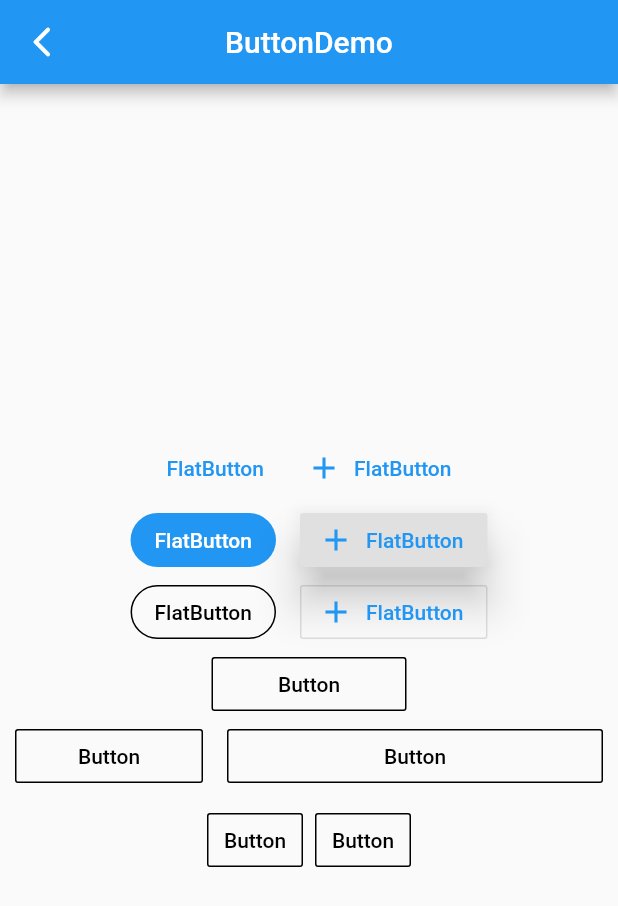
After one commit to 390057892/flutter_widght, a Flutter app: the MatericalComponents screen opened by its route, after a tap on "Button", on a phone screen of 412 x 824 dp. The commit adds this screen. Shown: the top 906 px of the screen. Run offline on Flutter 3.47's test engine with Material 2 defaults, Android fonts, the phone set to English and light mode, and no system bars; network calls fail.

Commit message:
按钮demo

```diff
--- a/widght_flutter/lib/constant/constant_router.dart
+++ b/widght_flutter/lib/constant/constant_router.dart
@@ -1,5 +1,6 @@
 class Router {
   final String initRoute = '/';
   final String onClick = '/onClick';
-  final String form='/form';
+  final String form = '/form';
+  final String mdc = '/mdc';
 }
--- /dev/null
+++ b/widght_flutter/lib/demo/button_demo.dart
@@ -0,0 +1,189 @@
+import 'package:flutter/material.dart';
+
+
+class ButtonDemo extends StatelessWidget {
+  @override
+  Widget build(BuildContext context) {
+    final Widget flatButtonDemo = Row(
+      mainAxisAlignment: MainAxisAlignment.center,
+      children: <Widget>[
+        FlatButton(
+          child: Text('FlatButton'),
+          onPressed: () {},
+          splashColor: Colors.grey,
+          textColor: Colors.blue,
+        ),
+        FlatButton.icon(
+          icon: Icon(Icons.add),
+          label: Text('FlatButton'),
+          onPressed: () {},
+          splashColor: Colors.grey,
+          textColor: Colors.blue,
+        ),
+      ],
+    );
+    final Widget raisedButtonDemo = Row(
+      mainAxisAlignment: MainAxisAlignment.center,
+      children: <Widget>[
+        Theme(
+          data: Theme.of(context).copyWith(
+              buttonTheme: ButtonThemeData(
+                  textTheme: ButtonTextTheme.accent,
+                  // shape: BeveledRectangleBorder(
+                  //   borderRadius: BorderRadius.circular(10)
+                  // )
+                  shape: StadiumBorder())),
+          child: RaisedButton(
+            child: Text('FlatButton'),
+            onPressed: () {},
+            splashColor: Colors.grey,
+            textColor: Colors.white,
+            // color: Colors.cyan,
+            elevation: 0.0,
+          ),
+        ),
+        SizedBox(
+          width: 16.0,
+        ),
+        RaisedButton.icon(
+          icon: Icon(Icons.add),
+          label: Text('FlatButton'),
+          onPressed: () {},
+          elevation: 12.0,
+          splashColor: Colors.grey,
+          textColor: Colors.blue,
+        ),
+      ],
+    );
+    final Widget outlineButtonDemo = Row(
+      mainAxisAlignment: MainAxisAlignment.center,
+      children: <Widget>[
+        Theme(
+          data: Theme.of(context).copyWith(
+              buttonTheme: ButtonThemeData(
+                  textTheme: ButtonTextTheme.accent,
+                  // shape: BeveledRectangleBorder(
+                  //   borderRadius: BorderRadius.circular(10)
+                  // )
+                  shape: StadiumBorder())),
+          child: OutlineButton(
+            child: Text('FlatButton'),
+            onPressed: () {},
+            splashColor: Colors.grey[100],
+            borderSide: BorderSide(color: Colors.black),
+            textColor: Colors.black,
+            highlightedBorderColor: Colors.grey,
+            // color: Colors.cyan,
+          ),
+        ),
+        SizedBox(
+          width: 16.0,
+        ),
+        OutlineButton.icon(
+          icon: Icon(Icons.add),
+          label: Text('FlatButton'),
+          onPressed: () {},
+          splashColor: Colors.grey,
+          textColor: Colors.blue,
+        ),
+      ],
+    );
+    final Widget fiexdWidghtButtonDemo = Row(
+      mainAxisAlignment: MainAxisAlignment.center,
+      children: <Widget>[
+        Container(
+          width: 130.0,
+          child: OutlineButton(
+            child: Text('Button'),
+            onPressed: () {},
+            splashColor: Colors.grey[100],
+            borderSide: BorderSide(color: Colors.black),
+            textColor: Colors.black,
+            highlightedBorderColor: Colors.grey,
+          ),
+        )
+      ],
+    );
+    final Widget expandedButton = Row(
+      mainAxisAlignment: MainAxisAlignment.center,
+      children: <Widget>[
+        Expanded(
+          child: OutlineButton(
+            child: Text('Button'),
+            onPressed: () {},
+            splashColor: Colors.grey[100],
+            borderSide: BorderSide(color: Colors.black),
+            textColor: Colors.black,
+            highlightedBorderColor: Colors.grey,
+          ),
+        ),
+        SizedBox(
+          width: 16.0,
+        ),
+        Expanded(
+          flex: 2,
+          child: OutlineButton(
+            child: Text('Button'),
+            onPressed: () {},
+            splashColor: Colors.grey[100],
+            borderSide: BorderSide(color: Colors.black),
+            textColor: Colors.black,
+            highlightedBorderColor: Colors.grey,
+          ),
+        )
+      ],
+    );
+    final Widget buttonBarDemo= Row(
+              mainAxisAlignment: MainAxisAlignment.center,
+              children: <Widget>[
+                Theme(
+                  data: Theme.of(context).copyWith(
+                    buttonTheme: ButtonThemeData(
+                        padding: EdgeInsets.symmetric(horizontal: 33.0)),
+                  ),
+                  child: ButtonBar(
+                    children: <Widget>[
+                      OutlineButton(
+                        child: Text('Button'),
+                        onPressed: () {},
+                        splashColor: Colors.grey[100],
+                        borderSide: BorderSide(color: Colors.black),
+                        textColor: Colors.black,
+                        highlightedBorderColor: Colors.grey,
+                      ),
+                      OutlineButton(
+                        child: Text('Button'),
+                        onPressed: () {},
+                        splashColor: Colors.grey[100],
+                        borderSide: BorderSide(color: Colors.black),
+                        textColor: Colors.black,
+                        highlightedBorderColor: Colors.grey,
+                      ),
+                    ],
+                  ),
+                )
+              ],
+            );
+
+    return Scaffold(
+      appBar: AppBar(
+        title: Text('ButtonDemo'),
+        elevation: 4.0,
+      ),
+      body: Container(
+        padding: EdgeInsets.all(10.0),
+        child: Column(
+          mainAxisAlignment: MainAxisAlignment.center,
+          children: <Widget>[
+           flatButtonDemo,
+           raisedButtonDemo,
+           outlineButtonDemo,
+           fiexdWidghtButtonDemo,
+           expandedButton,
+           buttonBarDemo
+          ],
+        ),
+      ),
+    );
+  }
+}
--- a/widght_flutter/lib/demo/home_page_demo.dart
+++ b/widght_flutter/lib/demo/home_page_demo.dart
@@ -3,8 +3,8 @@ import '../demo/drawer_demo.dart';
 import '../demo/bottom_navigation_bar_demo.dart';
 import '../view/fitst_page.dart';
 import '../demo/sliver_demo.dart';
-import '../demo/hello_demo.dart';
 import '../demo/navigator_demo.dart';
+import '../demo/material_components.dart';
 
 class HomePageDemo extends StatefulWidget {
   @override
@@ -16,7 +16,7 @@ class _HomePageDemoState extends State<HomePageDemo> {
   final List<Widget> _children = [
     FirstPage(),
     SliverDemo(),
-    Hello(),
+    MatericalComponents(),
     NavigatorDemo()
   ];
   @override
--- /dev/null
+++ b/widght_flutter/lib/demo/material_components.dart
@@ -0,0 +1,69 @@
+import 'package:flutter/material.dart';
+import '../demo/button_demo.dart';
+import '../demo/floating_action_button.dart';
+import '../demo/popup_menu_button.dart';
+
+class MatericalComponents extends StatelessWidget {
+  @override
+  Widget build(BuildContext context) {
+    return Scaffold(
+      appBar: AppBar(
+        title: Text('MatericalComponents'),
+        elevation: 0.0,
+      ),
+      body: ListView(
+        children: <Widget>[
+          ListItem(
+              title: 'FloatingActionButton', page: FloatingActionButtonDemo()),
+          ListItem(title: 'Button', page: ButtonDemo()),
+          ListItem(title: 'PopupMenuButton', page: PopupMenuButtonDemo()),
+        ],
+      ),
+    );
+  }
+}
+
+class _WidghtDemo extends StatelessWidget {
+  @override
+  Widget build(BuildContext context) {
+    return Scaffold(
+      appBar: AppBar(
+        title: Text('_WidghtDemo'),
+        elevation: 4.0,
+      ),
+      body: Container(
+        padding: EdgeInsets.all(10.0),
+        child: Column(
+          children: <Widget>[
+            Row(
+              mainAxisAlignment: MainAxisAlignment.center,
+              children: <Widget>[],
+            )
+          ],
+        ),
+      ),
+    );
+  }
+}
+
+class ListItem extends StatelessWidget {
+  final String title;
+  final Widget page;
+
+  ListItem({
+    this.title,
+    this.page,
+  });
+
+  @override
+  Widget build(BuildContext context) {
+    return ListTile(
+      title: Text(title),
+      onTap: () {
+        Navigator.of(context).push(
+          MaterialPageRoute(builder: (context) => page),
+        );
+      },
+    );
+  }
+}
--- a/widght_flutter/lib/main.dart
+++ b/widght_flutter/lib/main.dart
@@ -3,6 +3,7 @@ import 'package:widght_flutter/constant/constant_router.dart';
 import 'demo/home_page_demo.dart';
 import 'demo/navigator_demo.dart';
 import 'demo/form_demo.dart';
+import 'demo/material_components.dart';
 
 void main() => runApp(MyApp());
 
@@ -17,11 +18,12 @@ class MyApp extends StatelessWidget {
           splashColor: Colors.white70, //水波纹颜色
           platform: TargetPlatform.iOS),
       // home: HomePageDemo(),
-      initialRoute: Router().form,
+      initialRoute: Router().mdc,
       routes: {
         Router().initRoute: (context) => HomePageDemo(),
         Router().onClick: (context) => Page(title: "OnClick",),
         Router().form:(context)=>FormDemo(),
+        Router().mdc:(context)=>MatericalComponents()
       },
     );
   }
```
Also changed, not shown: widght_flutter/lib/demo/floating_action_button.dart (added, +36 -0 lines), widght_flutter/lib/demo/popup_menu_button.dart (added, +54 -0 lines).
